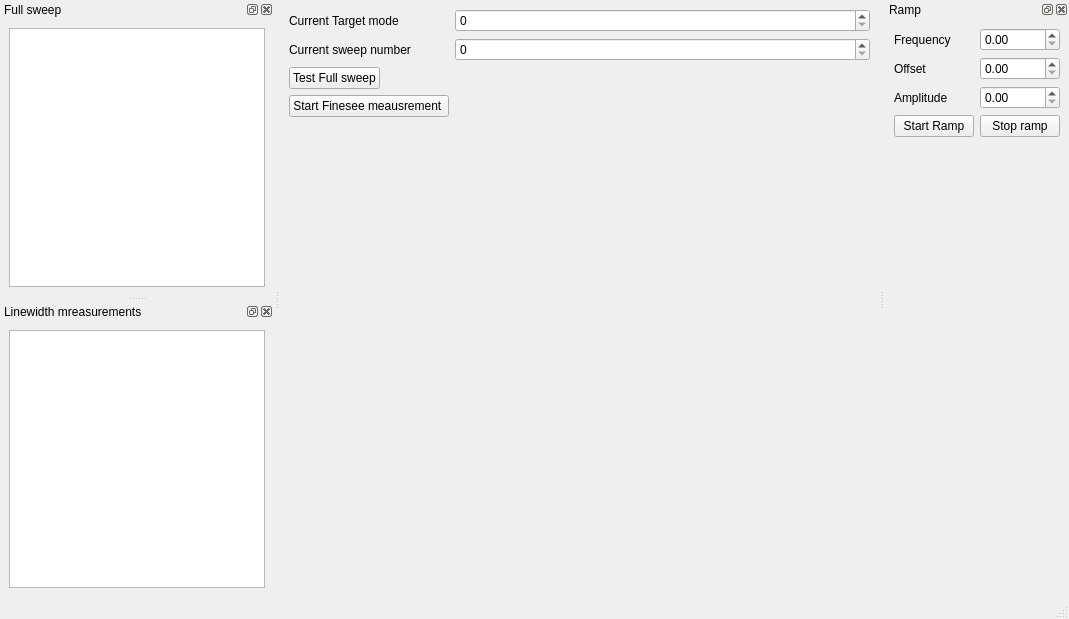
Old version of the form gui/cavitygui/ui_cavitygui.ui in the repository childresslab/MicrocavityExp1.
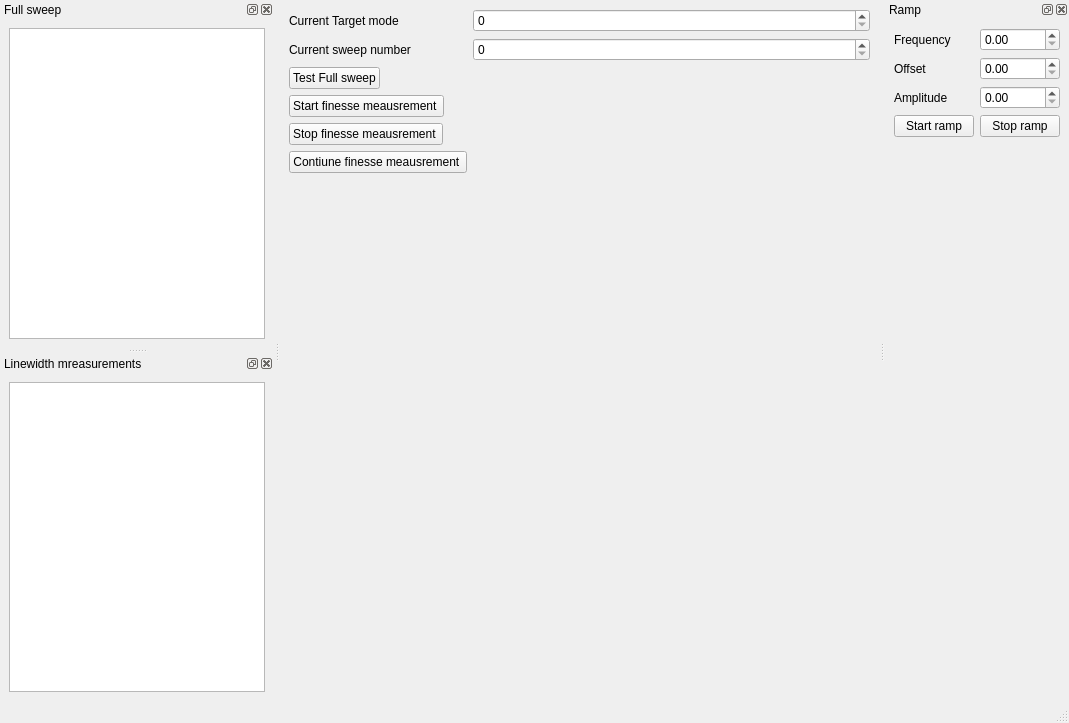
New version of the form. Custom widgets are drawn as their Qt base class.

Diff of the .ui file:
```diff
--- a/gui/cavitygui/ui_cavitygui.ui
+++ b/gui/cavitygui/ui_cavitygui.ui
@@ -7,7 +7,7 @@
     <x>0</x>
     <y>0</y>
     <width>1069</width>
-    <height>619</height>
+    <height>723</height>
    </rect>
   </property>
   <property name="windowTitle">
@@ -39,9 +39,9 @@
        </widget>
       </item>
       <item row="4" column="0">
-       <widget class="QPushButton" name="pushButton_2">
+       <widget class="QPushButton" name="start_finesse_PushBotton">
         <property name="text">
-         <string>Start Finesee meausrement </string>
+         <string>Start finesse meausrement </string>
         </property>
        </widget>
       </item>
@@ -59,8 +59,35 @@
         </property>
        </widget>
       </item>
+      <item row="5" column="0">
+       <widget class="QPushButton" name="stop_finesse_PushBotton">
+        <property name="text">
+         <string>Stop finesse meausrement </string>
+        </property>
+       </widget>
+      </item>
+      <item row="6" column="0">
+       <widget class="QPushButton" name="continue_finesse_PushBotton">
+        <property name="text">
+         <string>Contiune finesse meausrement </string>
+        </property>
+       </widget>
+      </item>
      </layout>
     </item>
+    <item row="1" column="0">
+     <spacer name="verticalSpacer_2">
+      <property name="orientation">
+       <enum>Qt::Vertical</enum>
+      </property>
+      <property name="sizeHint" stdset="0">
+       <size>
+        <width>20</width>
+        <height>40</height>
+       </size>
+      </property>
+     </spacer>
+    </item>
    </layout>
   </widget>
   <widget class="QMenuBar" name="menubar">
@@ -75,6 +102,12 @@
   </widget>
   <widget class="QStatusBar" name="statusbar"/>
   <widget class="QDockWidget" name="fullsweep">
+   <property name="sizePolicy">
+    <sizepolicy hsizetype="Preferred" vsizetype="Expanding">
+     <horstretch>0</horstretch>
+     <verstretch>0</verstretch>
+    </sizepolicy>
+   </property>
    <property name="windowTitle">
     <string>Full sweep</string>
    </property>
@@ -90,6 +123,12 @@
    </widget>
   </widget>
   <widget class="QDockWidget" name="linewidthsweep">
+   <property name="sizePolicy">
+    <sizepolicy hsizetype="Preferred" vsizetype="Expanding">
+     <horstretch>0</horstretch>
+     <verstretch>0</verstretch>
+    </sizepolicy>
+   </property>
    <property name="windowTitle">
     <string>Linewidth mreasurements</string>
    </property>
@@ -99,7 +138,7 @@
    <widget class="QWidget" name="dockWidgetContents_2">
     <layout class="QGridLayout" name="gridLayout">
      <item row="0" column="0">
-      <widget class="PlotWidget" name="linewidthsweepplot"/>
+      <widget class="PlotWidget" name="linewidth_PlotWidget"/>
      </item>
     </layout>
    </widget>
@@ -126,21 +165,7 @@
         </widget>
        </item>
        <item row="0" column="1">
-        <widget class="QDoubleSpinBox" name="doubleSpinBox_3"/>
-       </item>
-       <item row="3" column="0">
-        <widget class="QPushButton" name="pushButton">
-         <property name="text">
-          <string>Start Ramp</string>
-         </property>
-        </widget>
-       </item>
-       <item row="3" column="1">
-        <widget class="QPushButton" name="pushButton_3">
-         <property name="text">
-          <string>Stop ramp</string>
-         </property>
-        </widget>
+        <widget class="QDoubleSpinBox" name="ramp_frequency_DoubleSpinBox"/>
        </item>
        <item row="1" column="0">
         <widget class="QLabel" name="label_3">
@@ -149,6 +174,9 @@
          </property>
         </widget>
        </item>
+       <item row="1" column="1">
+        <widget class="QDoubleSpinBox" name="ramp_offset_DoubleSpinBox"/>
+       </item>
        <item row="2" column="0">
         <widget class="QLabel" name="label_4">
          <property name="text">
@@ -156,14 +184,38 @@
          </property>
         </widget>
        </item>
-       <item row="1" column="1">
-        <widget class="QDoubleSpinBox" name="doubleSpinBox_2"/>
+       <item row="3" column="0">
+        <widget class="QPushButton" name="StartRamp_PushButton">
+         <property name="text">
+          <string>Start ramp</string>
+         </property>
+        </widget>
+       </item>
+       <item row="3" column="1">
+        <widget class="QPushButton" name="StopRamp_PushButton">
+         <property name="text">
+          <string>Stop ramp</string>
+         </property>
+        </widget>
        </item>
        <item row="2" column="1">
-        <widget class="QDoubleSpinBox" name="doubleSpinBox_4"/>
+        <widget class="QDoubleSpinBox" name="ramp_amplitude_DoubleSpinBox"/>
        </item>
       </layout>
      </item>
+     <item row="1" column="0">
+      <spacer name="verticalSpacer">
+       <property name="orientation">
+        <enum>Qt::Vertical</enum>
+       </property>
+       <property name="sizeHint" stdset="0">
+        <size>
+         <width>20</width>
+         <height>40</height>
+        </size>
+       </property>
+      </spacer>
+     </item>
     </layout>
    </widget>
   </widget>
```
